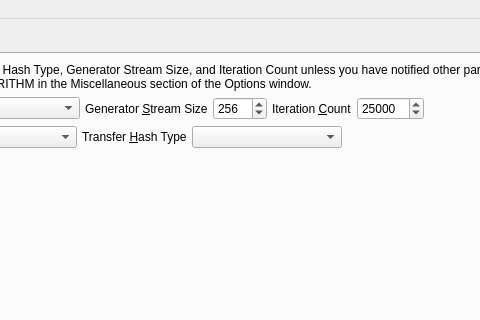
Old version of the form Source/UI/spot-on-smpwindow.ui in the repository textbrowser/spot-on; both pictures show x 210 to 690 and y 0 to 320 of the 975 by 550 pixel window.
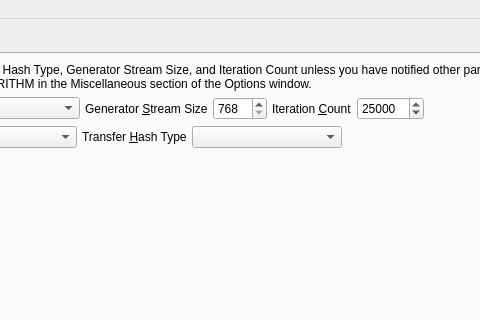
New version of the form. The open tabs and pages were chosen to show the change. Icons and pictures are not drawn.

Patch:
```diff
--- a/Source/UI/spot-on-smpwindow.ui
+++ b/Source/UI/spot-on-smpwindow.ui
@@ -461,13 +461,13 @@
           <item>
            <widget class="QSpinBox" name="generator_stream_size">
             <property name="minimum">
-             <number>100</number>
+             <number>768</number>
             </property>
             <property name="maximum">
-             <number>1000</number>
+             <number>2500</number>
             </property>
             <property name="value">
-             <number>256</number>
+             <number>768</number>
             </property>
            </widget>
           </item>
```
Left out of the diff: 2 changed lines with no effect on the pictures.
